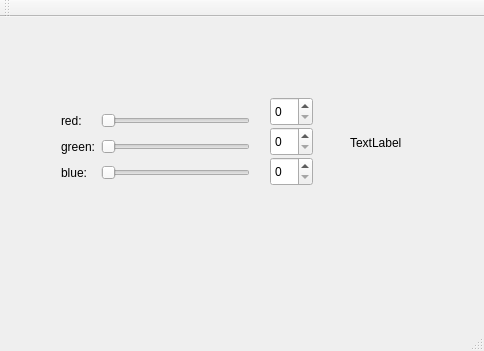
Old version of the form student/12/colorpicker_designer/mainwindow.ui in the repository Byryzki/Cpp-course.
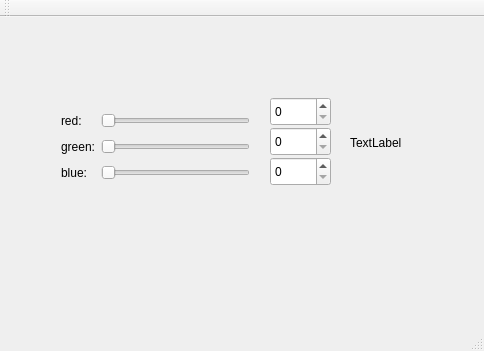
New version of the form.

Commit message: värislider

Patch:
```diff
--- a/student/12/colorpicker_designer/mainwindow.ui
+++ b/student/12/colorpicker_designer/mainwindow.ui
@@ -86,7 +86,7 @@
      <rect>
       <x>270</x>
       <y>80</y>
-      <width>43</width>
+      <width>61</width>
       <height>29</height>
      </rect>
     </property>
@@ -96,7 +96,7 @@
      <rect>
       <x>270</x>
       <y>110</y>
-      <width>43</width>
+      <width>61</width>
       <height>29</height>
      </rect>
     </property>
@@ -106,7 +106,7 @@
      <rect>
       <x>270</x>
       <y>140</y>
-      <width>43</width>
+      <width>61</width>
       <height>29</height>
      </rect>
     </property>
```
The commit also changes 2 other files.
